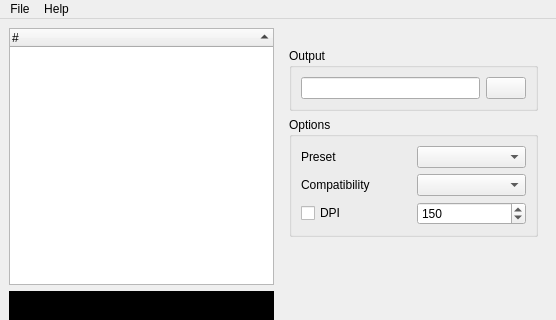
nettstudio/fusepdf, file fusepdf.ui: the form before one commit; both pictures show x 0 to 556 and y 0 to 320 of the 556 by 556 pixel window.
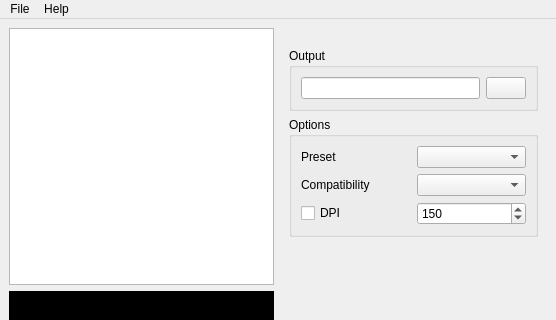
The form after the commit. Icons and pictures are not drawn. Custom widgets are drawn as their Qt base class.

Diff of the .ui file:
```diff
--- a/fusepdf.ui
+++ b/fusepdf.ui
@@ -57,7 +57,7 @@
          </size>
         </property>
         <attribute name="headerVisible">
-         <bool>true</bool>
+         <bool>false</bool>
         </attribute>
         <attribute name="headerShowSortIndicator" stdset="0">
          <bool>true</bool>
```
Left out of the diff: 7 changed lines with no effect on the pictures.
